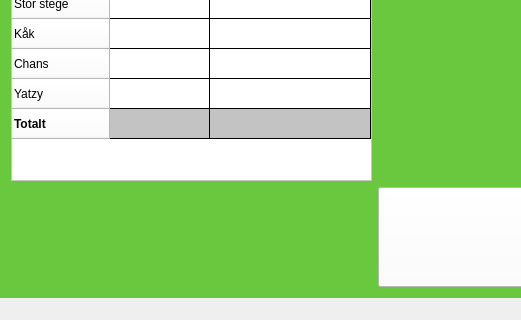
GUI-Programmering-Yatzy-Juli/Yatzy, file Yatzy/Yatzy/mainwindow.ui: the form before one commit; both pictures show x 0 to 521 and y 461 to 781 of the 1161 by 781 pixel window.
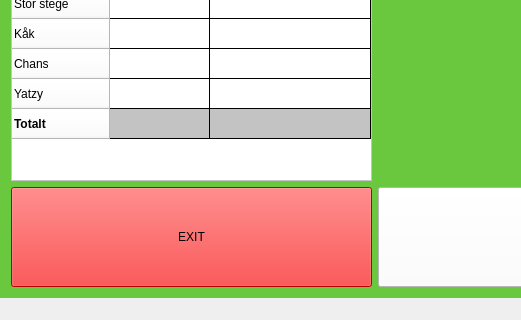
The form after the commit.

Commit message: exit knapp

```diff
--- a/Yatzy/Yatzy/mainwindow.ui
+++ b/Yatzy/Yatzy/mainwindow.ui
@@ -768,6 +768,35 @@
       </property>
      </widget>
     </item>
+    <item row="1" column="0">
+     <widget class="QPushButton" name="pushButton_3">
+      <property name="sizePolicy">
+       <sizepolicy hsizetype="MinimumExpanding" vsizetype="MinimumExpanding">
+        <horstretch>0</horstretch>
+        <verstretch>0</verstretch>
+       </sizepolicy>
+      </property>
+      <property name="minimumSize">
+       <size>
+        <width>300</width>
+        <height>44</height>
+       </size>
+      </property>
+      <property name="maximumSize">
+       <size>
+        <width>820</width>
+        <height>100</height>
+       </size>
+      </property>
+      <property name="styleSheet">
+       <string notr="true">background-color: rgb(255, 0, 0);
+font: 75 28pt &quot;MS Shell Dlg 2&quot;;</string>
+      </property>
+      <property name="text">
+       <string>EXIT</string>
+      </property>
+     </widget>
+    </item>
    </layout>
   </widget>
   <widget class="QMenuBar" name="menuBar">
```
The commit also changes 2 other files.
